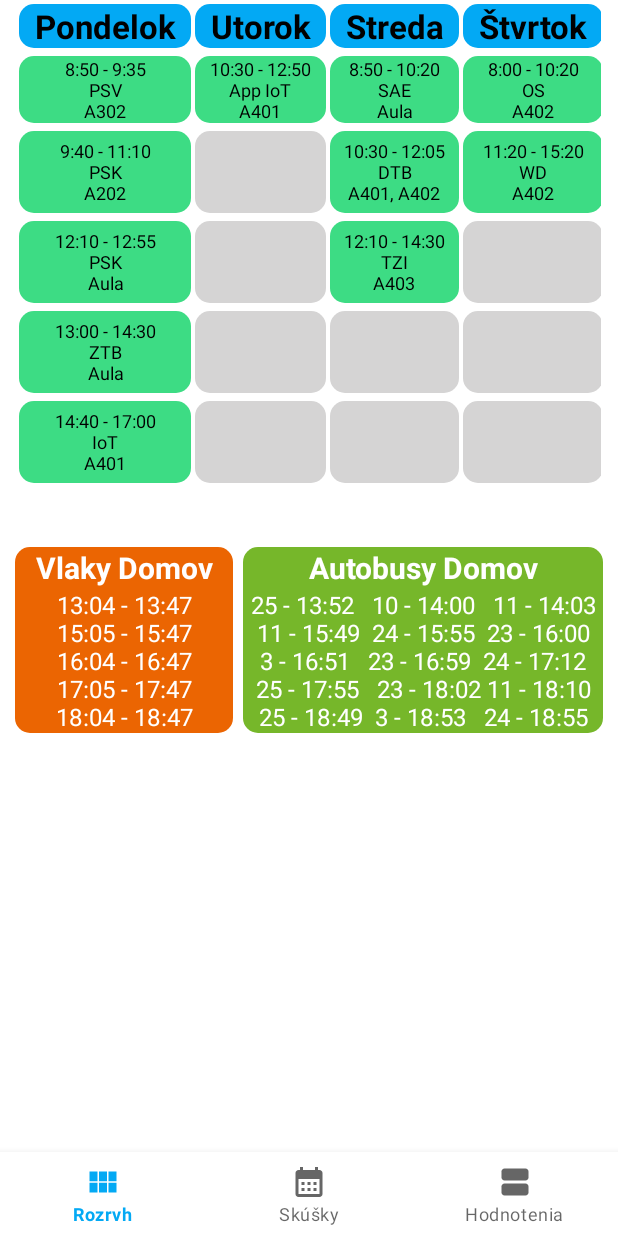
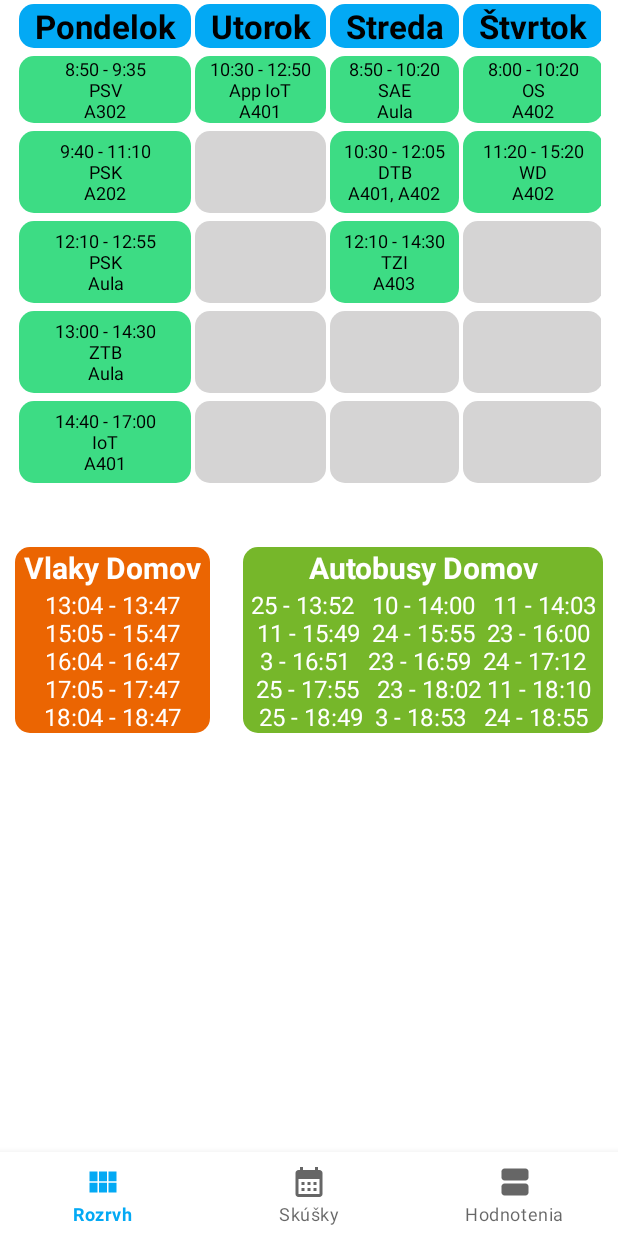
Before and after one commit to marek-guran/Rozvrh-App-Public, an Android app: the screen it shows after launch (MainActivity), on a phone screen of 412 x 824 dp. Run offline under Robolectric (Android 15) with nearby library versions, the phone set to English and light mode, and no system bars; our stand-ins replace navigation-ui.

Commit message:
Small update fixes

```diff
--- a/app/src/main/res/layout/fragment_dashboard.xml
+++ b/app/src/main/res/layout/fragment_dashboard.xml
@@ -55,7 +55,7 @@
                 />
 
             <TextView
-                android:layout_width="wrap_content"
+                android:layout_width="match_parent"
                 android:layout_height="wrap_content"
                 android:textAppearance="?android:attr/textAppearanceLarge"
                 android:text="Čas + trieda"
@@ -128,7 +128,7 @@
                 android:layout_width="match_parent"
                 android:layout_height="wrap_content"
                 android:textAppearance="?android:attr/textAppearanceLarge"
-                android:text="Pedagogická a sociálna komunikácia"
+                android:text="Pedagogická a Soc. Kom."
                 android:textSize="14dp"
                 android:textColor="@color/black"
                 android:layout_margin="1dp"
@@ -611,7 +611,7 @@
                 />
 
             <TextView
-                android:layout_width="wrap_content"
+                android:layout_width="match_parent"
                 android:layout_height="wrap_content"
                 android:textAppearance="?android:attr/textAppearanceLarge"
                 android:text=""
--- a/app/src/main/res/layout/fragment_home.xml
+++ b/app/src/main/res/layout/fragment_home.xml
@@ -18,7 +18,8 @@
         android:stretchColumns="*"
         tools:layout_editor_absoluteX="10dp"
         android:layout_marginRight="10dp"
-        android:layout_marginLeft="10dp">
+        android:layout_marginLeft="10dp"
+        android:layout_marginTop="10dp">
 
 
         <TableRow
@@ -346,21 +347,21 @@
 
     <TextView
         android:id="@+id/textView"
-        android:layout_width="145dp"
+        android:layout_width="130dp"
         android:layout_height="wrap_content"
         android:layout_marginTop="40dp"
         android:background="@drawable/vlakydomov"
         android:gravity="center"
         android:text="Vlaky Domov"
-        android:textStyle="bold"
         android:textColor="@color/white"
         android:textSize="20dp"
+        android:textStyle="bold"
         app:layout_constraintStart_toStartOf="parent"
         app:layout_constraintTop_toBottomOf="@+id/tableLayout"
         android:layout_marginLeft="10dp"/>
 
     <TextView
-        android:layout_width="145dp"
+        android:layout_width="130dp"
         android:layout_height="wrap_content"
         android:background="@drawable/casyvlakov"
         android:gravity="center"
@@ -376,26 +377,26 @@
         android:layout_width="240dp"
         android:layout_height="wrap_content"
         android:layout_marginTop="40dp"
-        android:layout_marginRight="10dp"
         android:background="@drawable/autobusy"
+        android:gravity="center"
         android:text="Autobusy Domov"
         android:textColor="@color/white"
         android:textSize="20dp"
         android:textStyle="bold"
         app:layout_constraintEnd_toEndOf="parent"
         app:layout_constraintTop_toBottomOf="@+id/tableLayout"
-        android:gravity="center"/>
+        android:layout_marginRight="10dp"/>
 
     <TextView
         android:layout_width="240dp"
         android:layout_height="wrap_content"
+        android:background="@drawable/autobusycasy"
+        android:gravity="center"
         android:text="25 - 13:52   10 - 14:00   11 - 14:03\n11 - 15:49  24 - 15:55  23 - 16:00\n3 - 16:51   23 - 16:59  24 - 17:12\n25 - 17:55   23 - 18:02 11 - 18:10\n25 - 18:49  3 - 18:53   24 - 18:55"
+        android:textColor="@color/white"
         android:textSize="16dp"
-        android:background="@drawable/autobusycasy"
-        android:textColor="@color/white"
         app:layout_constraintEnd_toEndOf="parent"
         app:layout_constraintTop_toBottomOf="@+id/textView2"
-        android:gravity="center"
         android:layout_marginRight="10dp"/>
 
 </androidx.constraintlayout.widget.ConstraintLayout>
--- a/app/src/main/res/layout/fragment_notifications.xml
+++ b/app/src/main/res/layout/fragment_notifications.xml
@@ -41,7 +41,7 @@
                 />
 
             <TextView
-                android:layout_width="wrap_content"
+                android:layout_width="match_parent"
                 android:layout_height="wrap_content"
                 android:textAppearance="?android:attr/textAppearanceLarge"
                 android:text="Hodnotenie"
@@ -464,7 +464,7 @@
                 />
 
             <TextView
-                android:layout_width="wrap_content"
+                android:layout_width="match_parent"
                 android:layout_height="wrap_content"
                 android:textAppearance="?android:attr/textAppearanceLarge"
                 android:text=""
```
